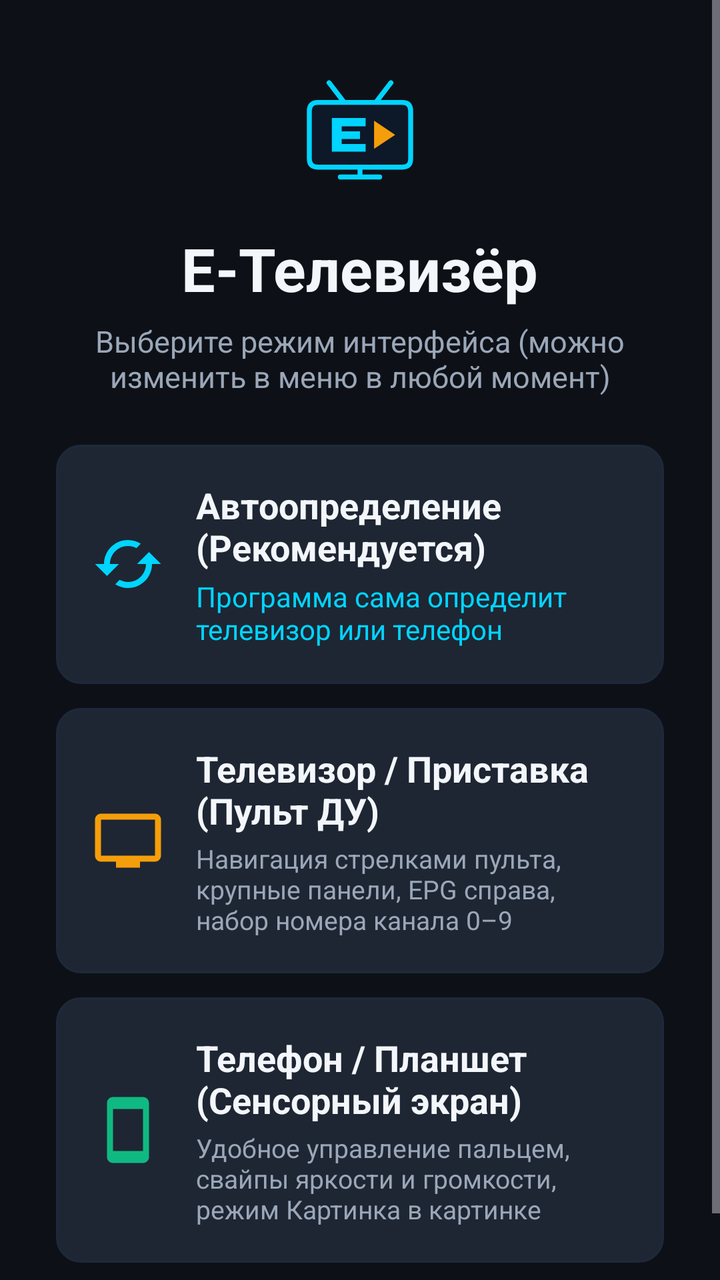
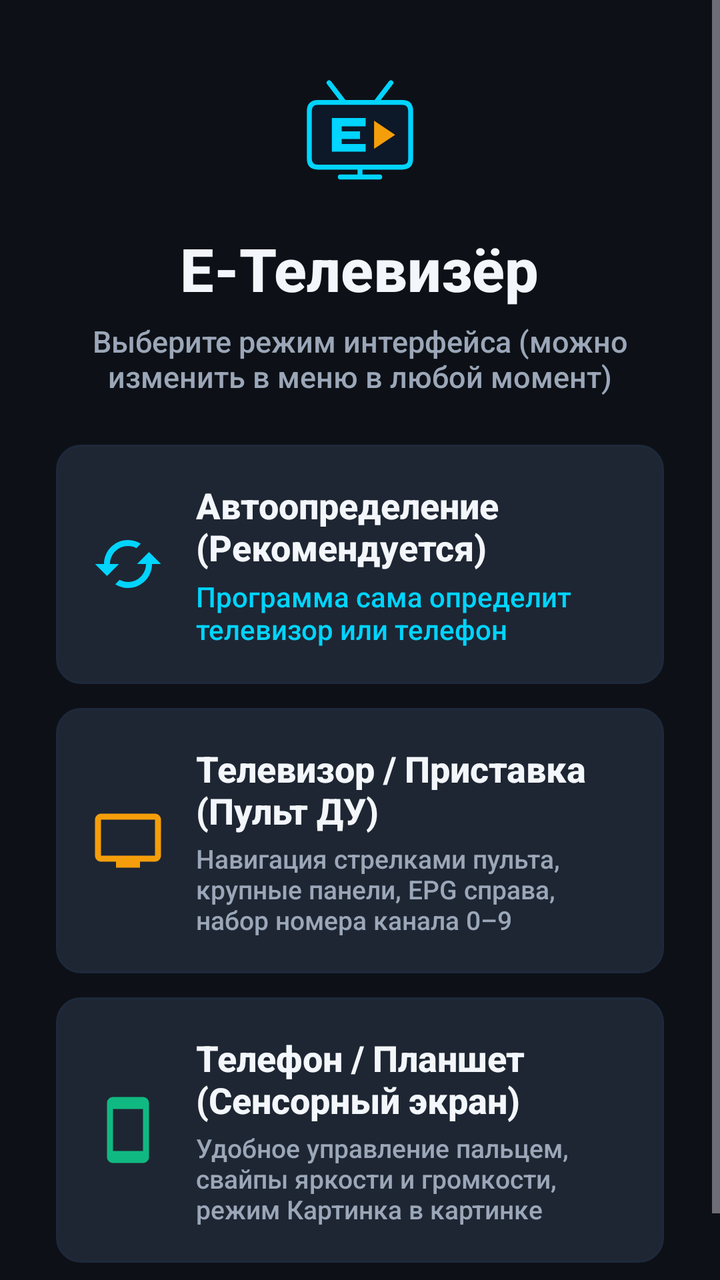

Before-and-after screenshots of an Android layout around one commit, followed by the original layout XML and the change that was made.
<!-- AndroidManifest.xml: application theme Theme.ETelevizor -->
<!-- res/layout/activity_setup_wizard.xml -->
<?xml version="1.0" encoding="utf-8"?>
<ScrollView xmlns:android="http://schemas.android.com/apk/res/android"
    android:id="@+id/setupRoot"
    android:layout_width="match_parent"
    android:layout_height="match_parent"
    android:background="@color/bg_primary"
    android:fillViewport="true">

    <LinearLayout
        android:layout_width="match_parent"
        android:layout_height="wrap_content"
        android:gravity="center"
        android:orientation="vertical"
        android:padding="28dp">

        <ImageView
            android:layout_width="76dp"
            android:layout_height="76dp"
            android:contentDescription="@string/app_name"
            android:src="@drawable/ic_launcher_foreground" />

        <TextView
            android:layout_width="wrap_content"
            android:layout_height="wrap_content"
            android:layout_marginTop="10dp"
            android:text="@string/app_name"
            android:textColor="@color/text_primary"
            android:textSize="30sp"
            android:textStyle="bold" />

        <TextView
            android:id="@+id/tvDetectedHint"
            android:layout_width="wrap_content"
            android:layout_height="wrap_content"
            android:layout_marginTop="6dp"
            android:gravity="center"
            android:text="Выберите режим интерфейса (можно изменить в меню в любой момент)"
            android:textColor="@color/text_secondary"
            android:textSize="15sp" />

        
        <LinearLayout
            android:id="@+id/stepModeContainer"
            android:layout_width="match_parent"
            android:layout_height="wrap_content"
            android:layout_marginTop="24dp"
            android:gravity="center"
            android:orientation="vertical">

            <LinearLayout
                android:id="@+id/cardModeAuto"
                android:layout_width="match_parent"
                android:layout_height="wrap_content"
                android:layout_marginBottom="12dp"
                android:background="@drawable/bg_focus_card"
                android:clickable="true"
                android:focusable="true"
                android:gravity="center_vertical"
                android:orientation="horizontal"
                android:padding="18dp">

                <ImageView
                    android:layout_width="36dp"
                    android:layout_height="36dp"
                    android:src="@drawable/ic_auto"
                    android:tint="@color/accent_cyan" />

                <LinearLayout
                    android:layout_width="0dp"
                    android:layout_height="wrap_content"
                    android:layout_marginStart="16dp"
                    android:layout_weight="1"
                    android:orientation="vertical">

                    <TextView
                        android:layout_width="wrap_content"
                        android:layout_height="wrap_content"
                        android:text="Автоопределение (Рекомендуется)"
                        android:textColor="@color/text_primary"
                        android:textSize="18sp"
                        android:textStyle="bold" />

                    <TextView
                        android:id="@+id/tvAutoSubtitle"
                        android:layout_width="wrap_content"
                        android:layout_height="wrap_content"
                        android:layout_marginTop="3dp"
                        android:text="Программа сама определит телевизор или телефон"
                        android:textColor="@color/accent_cyan"
                        android:textSize="14sp" />
                </LinearLayout>
            </LinearLayout>

            <LinearLayout
                android:id="@+id/cardModeTv"
                android:layout_width="match_parent"
                android:layout_height="wrap_content"
                android:layout_marginBottom="12dp"
                android:background="@drawable/bg_focus_card"
                android:clickable="true"
                android:focusable="true"
                android:gravity="center_vertical"
                android:orientation="horizontal"
                android:padding="18dp">

                <ImageView
                    android:layout_width="36dp"
                    android:layout_height="36dp"
                    android:src="@drawable/ic_tv"
                    android:tint="@color/accent_amber" />

                <LinearLayout
                    android:layout_width="0dp"
                    android:layout_height="wrap_content"
                    android:layout_marginStart="16dp"
                    android:layout_weight="1"
                    android:orientation="vertical">

                    <TextView
                        android:layout_width="wrap_content"
                        android:layout_height="wrap_content"
                        android:text="Телевизор / Приставка (Пульт ДУ)"
                        android:textColor="@color/text_primary"
                        android:textSize="18sp"
                        android:textStyle="bold" />

                    <TextView
                        android:layout_width="wrap_content"
                        android:layout_height="wrap_content"
                        android:layout_marginTop="3dp"
                        android:text="Навигация стрелками пульта, крупные панели, EPG справа, набор номера канала 0–9"
                        android:textColor="@color/text_secondary"
                        android:textSize="13sp" />
                </LinearLayout>
            </LinearLayout>

            <LinearLayout
                android:id="@+id/cardModePhone"
                android:layout_width="match_parent"
                android:layout_height="wrap_content"
                android:layout_marginBottom="16dp"
                android:background="@drawable/bg_focus_card"
                android:clickable="true"
                android:focusable="true"
                android:gravity="center_vertical"
                android:orientation="horizontal"
                android:padding="18dp">

                <ImageView
                    android:layout_width="36dp"
                    android:layout_height="36dp"
                    android:src="@drawable/ic_phone"
                    android:tint="@color/accent_emerald" />

                <LinearLayout
                    android:layout_width="0dp"
                    android:layout_height="wrap_content"
                    android:layout_marginStart="16dp"
                    android:layout_weight="1"
                    android:orientation="vertical">

                    <TextView
                        android:layout_width="wrap_content"
                        android:layout_height="wrap_content"
                        android:text="Телефон / Планшет (Сенсорный экран)"
                        android:textColor="@color/text_primary"
                        android:textSize="18sp"
                        android:textStyle="bold" />

                    <TextView
                        android:layout_width="wrap_content"
                        android:layout_height="wrap_content"
                        android:layout_marginTop="3dp"
                        android:text="Удобное управление пальцем, свайпы яркости и громкости, режим Картинка в картинке"
                        android:textColor="@color/text_secondary"
                        android:textSize="13sp" />
                </LinearLayout>
            </LinearLayout>
        </LinearLayout>

        
        <LinearLayout
            android:id="@+id/stepPlaylistContainer"
            android:layout_width="match_parent"
            android:layout_height="wrap_content"
            android:layout_marginTop="16dp"
            android:orientation="vertical"
            android:visibility="gone">

            <TextView
                android:layout_width="wrap_content"
                android:layout_height="wrap_content"
                android:layout_gravity="center_horizontal"
                android:layout_marginBottom="14dp"
                android:text="Добавьте ваш первый IPTV плейлист"
                android:textColor="@color/text_primary"
                android:textSize="20sp"
                android:textStyle="bold" />

            <Button
                android:id="@+id/btnWizardAddM3uUrl"
                android:layout_width="match_parent"
                android:layout_height="54dp"
                android:layout_marginBottom="10dp"
                android:background="@drawable/bg_focus_button"
                android:text="Добавить M3U / M3U8 по ссылке"
                android:textAllCaps="false"
                android:textColor="@color/text_primary"
                android:textSize="16sp" />

            <Button
                android:id="@+id/btnWizardAddXtream"
                android:layout_width="match_parent"
                android:layout_height="54dp"
                android:layout_marginBottom="10dp"
                android:background="@drawable/bg_focus_button"
                android:text="Подключить Xtream Codes (Логин / Пароль)"
                android:textAllCaps="false"
                android:textColor="@color/text_primary"
                android:textSize="16sp" />

            <Button
                android:id="@+id/btnWizardAddFile"
                android:layout_width="match_parent"
                android:layout_height="54dp"
                android:layout_marginBottom="10dp"
                android:background="@drawable/bg_focus_button"
                android:text="Выбрать локальный файл .m3u / .m3u8"
                android:textAllCaps="false"
                android:textColor="@color/text_primary"
                android:textSize="16sp" />

            <Button
                android:id="@+id/btnWizardDemo"
                android:layout_width="match_parent"
                android:layout_height="54dp"
                android:layout_marginBottom="14dp"
                android:background="@drawable/bg_focus_button"
                android:text="Загрузить Демо-плейлист (для проверки плеера)"
                android:textAllCaps="false"
                android:textColor="@color/accent_cyan"
                android:textSize="15sp" />

            <Button
                android:id="@+id/btnWizardSkip"
                android:layout_width="match_parent"
                android:layout_height="48dp"
                android:background="@drawable/bg_focus_row"
                android:text="Пропустить и перейти к приложению →"
                android:textAllCaps="false"
                android:textColor="@color/text_secondary"
                android:textSize="15sp" />
        </LinearLayout>

        <ProgressBar
            android:id="@+id/wizardProgress"
            android:layout_width="wrap_content"
            android:layout_height="wrap_content"
            android:layout_marginTop="16dp"
            android:visibility="gone" />

    </LinearLayout>
</ScrollView>
<!-- resources referenced by this layout -->
<resources>
  <color name="accent_amber">#F59E0B</color>
  <color name="accent_cyan">#00D4FF</color>
  <color name="accent_emerald">#10B981</color>
  <color name="bg_primary">#0D1117</color>
  <color name="text_primary">#F3F6FA</color>
  <color name="text_secondary">#9BA7B8</color>
  <!-- drawable bg_focus_button (drawable) -->
  <?xml version="1.0" encoding="utf-8"?>
  <selector xmlns:android="http://schemas.android.com/apk/res/android">
      <item android:state_focused="true">
          <shape android:shape="rectangle">
              <solid android:color="@color/accent_cyan" />
              <stroke android:width="2dp" android:color="@color/white" />
              <corners android:radius="10dp" />
          </shape>
      </item>
      <item android:state_pressed="true">
          <shape android:shape="rectangle">
              <solid android:color="#00A8CC" />
              <corners android:radius="10dp" />
          </shape>
      </item>
      <item>
          <shape android:shape="rectangle">
              <solid android:color="#1F2C3D" />
              <stroke android:width="1dp" android:color="#33475F" />
              <corners android:radius="10dp" />
          </shape>
      </item>
  </selector>
  <!-- drawable ic_auto (drawable) -->
  <?xml version="1.0" encoding="utf-8"?>
  <vector xmlns:android="http://schemas.android.com/apk/res/android"
      android:width="24dp" android:height="24dp" android:viewportWidth="24" android:viewportHeight="24">
      <path android:fillColor="#FFFFFFFF"
          android:pathData="M19,8l-4,4h3c0,3.31 -2.69,6 -6,6 -1.01,0 -1.97,-0.25 -2.8,-0.7l-1.46,1.46C8.97,19.54 10.43,20 12,20c4.42,0 8,-3.58 8,-8h3l-4,-4zM6,12c0,-3.31 2.69,-6 6,-6 1.01,0 1.97,0.25 2.8,0.7l1.46,-1.46C15.03,4.46 13.57,4 12,4c-4.42,0 -8,3.58 -8,8H1l4,4 4,-4H6z" />
  </vector>
  <!-- drawable ic_phone (drawable) -->
  <?xml version="1.0" encoding="utf-8"?>
  <vector xmlns:android="http://schemas.android.com/apk/res/android"
      android:width="24dp" android:height="24dp" android:viewportWidth="24" android:viewportHeight="24">
      <path android:fillColor="#FFFFFFFF"
          android:pathData="M17,1.01L7,1C5.9,1 5,1.9 5,3v18c0,1.1 0.9,2 2,2h10c1.1,0 2,-0.9 2,-2V3C19,1.9 18.1,1.01 17,1.01zM17,19H7V5h10V19z" />
  </vector>
  <!-- drawable ic_tv (drawable) -->
  <?xml version="1.0" encoding="utf-8"?>
  <vector xmlns:android="http://schemas.android.com/apk/res/android"
      android:width="24dp" android:height="24dp" android:viewportWidth="24" android:viewportHeight="24">
      <path android:fillColor="#FFFFFFFF"
          android:pathData="M21,3H3C1.9,3 1,3.9 1,5v12c0,1.1 0.9,2 2,2h5v2h8v-2h5c1.1,0 1.99,-0.9 1.99,-2L23,5C23,3.9 22.1,3 21,3zM21,17H3V5h18V17z" />
  </vector>
  <string name="app_name">Е-Телевизёр</string>
  <style name="Theme.ETelevizor" parent="Theme.Material3.Dark.NoActionBar">
          <item name="colorPrimary">@color/accent_cyan</item>
          <item name="colorOnPrimary">@color/black</item>
          <item name="colorSecondary">@color/accent_amber</item>
          <item name="android:colorBackground">@color/bg_primary</item>
          <item name="colorSurface">@color/bg_surface</item>
          <item name="colorOnSurface">@color/text_primary</item>
          <item name="android:windowBackground">@color/bg_primary</item>
          <item name="android:statusBarColor">@color/bg_primary</item>
          <item name="android:navigationBarColor">@color/bg_primary</item>
          <item name="materialAlertDialogTheme">@style/ThemeOverlay.ETelevizor.Dialog</item>
      </style>
  <color name="white">#FFFFFF</color>
  <color name="bg_card">#1E2633</color>
  <color name="black">#000000</color>
  <color name="bg_surface">#161B22</color>
  <style name="ThemeOverlay.ETelevizor.Dialog" parent="ThemeOverlay.Material3.MaterialAlertDialog">
          <item name="colorSurface">@color/bg_surface</item>
          <item name="colorOnSurface">@color/text_primary</item>
          <item name="colorPrimary">@color/accent_cyan</item>
      </style>
  <!-- unchanged entries left out for length: 3 -->
</resources>

<!-- the commit's change to res/layout/activity_setup_wizard.xml (unified diff, before → after) -->
@@ -231,6 +231,17 @@
                 android:textSize="16sp" />
 
             <Button
+                android:id="@+id/btnWizardFreeSearch"
+                android:layout_width="match_parent"
+                android:layout_height="54dp"
+                android:layout_marginBottom="10dp"
+                android:background="@drawable/bg_focus_button"
+                android:text="🌐 Поиск бесплатных плейлистов (РФ и Мир)"
+                android:textAllCaps="false"
+                android:textColor="@color/accent_emerald"
+                android:textSize="15sp" />
+
+            <Button
                 android:id="@+id/btnWizardDemo"
                 android:layout_width="match_parent"
                 android:layout_height="54dp"
<!-- resource entries referenced after the edit -->
@@ -63,6 +63,7 @@
           <item name="android:statusBarColor">@color/bg_primary</item>
           <item name="android:navigationBarColor">@color/bg_primary</item>
           <item name="materialAlertDialogTheme">@style/ThemeOverlay.ETelevizor.Dialog</item>
+          <item name="android:fontFamily">sans-serif-medium</item>
       </style>
   <color name="white">#FFFFFF</color>
   <color name="bg_card">#1E2633</color>
